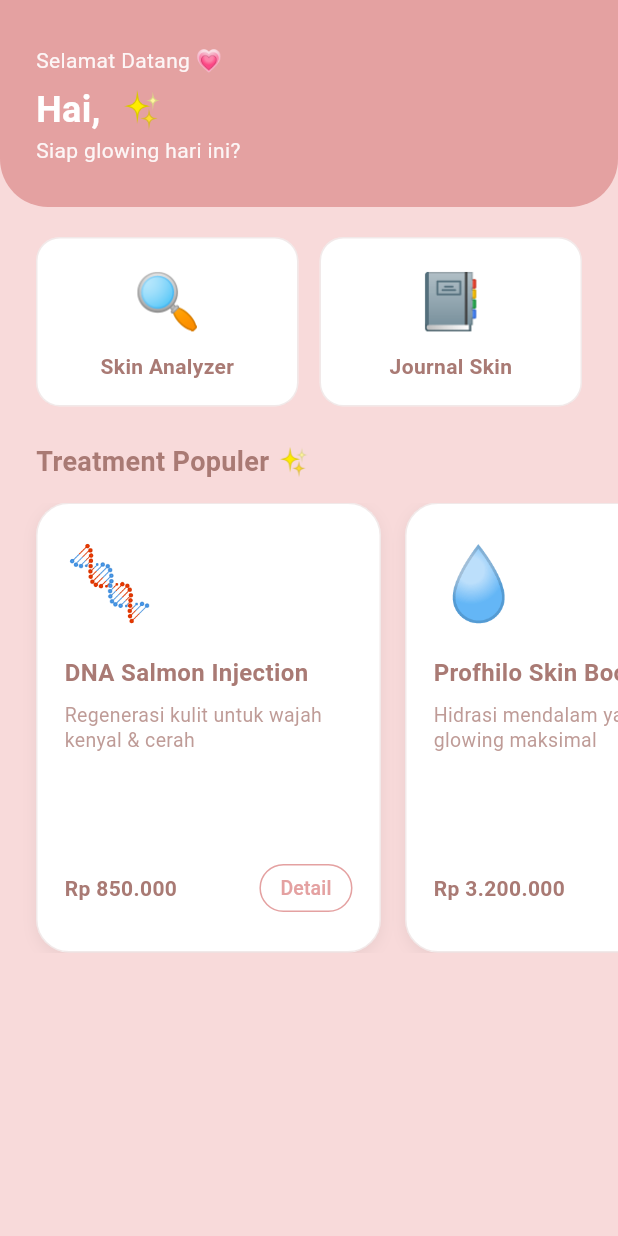
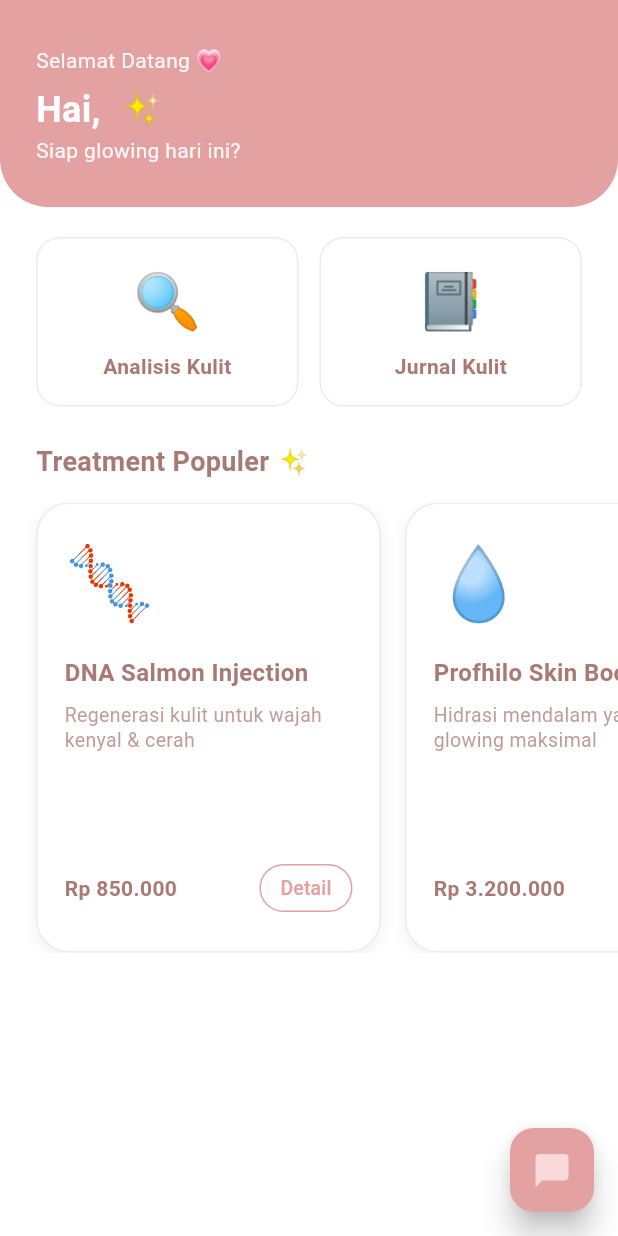
Before and after one commit to elizsabel/GlowTap, a Flutter app: the HomePage screen opened directly, on a phone screen of 412 x 824 dp. Run offline on Flutter 3.47's test engine with Material 3 defaults, Android fonts, the phone set to English and light mode, and no system bars; our stand-ins replace fluttertoast, shared_preferences, sqflite; accounts and stored records are empty; Roboto replaces fonts that are missing (Poppins).

Commit message:
ada fitur chat

```diff
--- a/glowtap/lib/glowtap/views/booking/bookingconfirmpage.dart
+++ b/glowtap/lib/glowtap/views/booking/bookingconfirmpage.dart
@@ -36,7 +36,7 @@ class BookingConfirmPage extends StatelessWidget {
     ScaffoldMessenger.of(context).showSnackBar(
       const SnackBar(
         content: Text(
-          "Pesanan berhasil dibuat ✨ Beautician akan menghubungi kamu 💗",
+          "Pesanan berhasil dibuat ✨ Admin akan menghubungi kamu 💗",
         ),
       ),
     );
--- a/glowtap/lib/glowtap/views/home/homepage.dart
+++ b/glowtap/lib/glowtap/views/home/homepage.dart
@@ -5,6 +5,7 @@ import 'package:glowtap/glowtap/preferences/preference_handler.dart';
 import 'package:glowtap/glowtap/views/booking/detailtreatmentpage.dart';
 import 'package:glowtap/glowtap/views/journal/journalpage.dart';
 import 'package:glowtap/glowtap/views/analyzer/skinanalyzer.dart';
+import 'package:glowtap/glowtap/chat/chatpage.dart';
 
 class HomePage extends StatefulWidget {
   const HomePage({super.key});
@@ -83,22 +84,54 @@ class _HomePageState extends State<HomePage> {
   Widget build(BuildContext context) {
     // Tampilkan loading jika user belum selesai diambil
     if (user == null) {
-      return const Scaffold(
-        backgroundColor: Color(0xFFFFF6FA),
-        body: Center(child: CircularProgressIndicator(color: Colors.pink)),
+      return Scaffold(
+        // floatingActionButton: FloatingActionButton(
+        //   backgroundColor: Appcolor.button1,
+        //   elevation: 8,
+        //   child: const Icon(
+        //     Icons.chat_bubble,
+        //     color: Appcolor.softPinkPastel,
+        //     size: 26,
+        //   ),
+        //   onPressed: () {
+        //     Navigator.push(
+        //       context,
+        //       MaterialPageRoute(builder: (context) => const Chatpage()),
+        //     );
+        //   },
+        // ),
+        // floatingActionButtonLocation: FloatingActionButtonLocation.endFloat,
+        backgroundColor: const Color(0xFFFFF6FA),
+        body: const Center(
+          child: CircularProgressIndicator(color: Colors.pink),
+        ),
       );
     }
 
     // Setelah user berhasil di-load → tampilkan halaman
     return Scaffold(
-      backgroundColor: Appcolor.softPinkPastel,
+      floatingActionButton: FloatingActionButton(
+        backgroundColor: Appcolor.button1,
+        elevation: 8,
+        child: const Icon(
+          Icons.chat_bubble,
+          color: Appcolor.softPinkPastel,
+          size: 26,
+        ),
+        onPressed: () {
+          Navigator.push(
+            context,
+            MaterialPageRoute(builder: (context) => const Chatpage()),
+          );
+        },
+      ),
+      floatingActionButtonLocation: FloatingActionButtonLocation.endFloat,
+      backgroundColor: Appcolor.button1.withOpacity(0.0),
       body: SafeArea(
         child: ListView(
           padding: EdgeInsets.zero,
           children: [
-
             // HEADER (Sapaan User)
-
             Container(
               padding: const EdgeInsets.fromLTRB(24, 30, 24, 28),
               decoration: BoxDecoration(
@@ -134,9 +167,7 @@ class _HomePageState extends State<HomePage> {
 
             const SizedBox(height: 20),
 
-
-            // 🧴 FITUR CEPAT (Skin Analyzer + Journal Skin)
-
+            //  FITUR CEPAT (Skin Analyzer + Journal Skin)
             Padding(
               padding: const EdgeInsets.symmetric(horizontal: 24),
               child: Row(
@@ -144,10 +175,12 @@ class _HomePageState extends State<HomePage> {
                   Expanded(
                     child: _featureCard(
                       icon: "🔍",
-                      label: "Skin Analyzer",
+                      label: "Analisis Kulit",
                       onTap: () => Navigator.push(
                         context,
-                        MaterialPageRoute(builder: (_) => const SkinAnalyzerPage()),
+                        MaterialPageRoute(
+                          builder: (_) => const SkinAnalyzerPage(),
+                        ),
                       ),
                     ),
                   ),
@@ -155,7 +188,7 @@ class _HomePageState extends State<HomePage> {
                   Expanded(
                     child: _featureCard(
                       icon: "📔",
-                      label: "Journal Skin",
+                      label: "Jurnal Kulit",
                       onTap: () => Navigator.push(
                         context,
                         MaterialPageRoute(builder: (_) => const JournalPage()),
@@ -168,9 +201,7 @@ class _HomePageState extends State<HomePage> {
 
             const SizedBox(height: 24),
 
-
-            // 💆‍♀️ LIST TREATMENT POPULER
-
+            //  LIST TREATMENT POPULER
             Padding(
               padding: const EdgeInsets.symmetric(horizontal: 24),
               child: Text(
@@ -238,9 +269,7 @@ class _HomePageState extends State<HomePage> {
   }
 }
 
-// =======================================================
-// 🎀 KARTU TREATMENT
-// =======================================================
+//  KARTU TREATMENT
 class TreatmentCard extends StatelessWidget {
   final Map<String, dynamic> data; // Info Treatment
   final VoidCallback onDetail; // Fungsi buka detail
--- a/glowtap/lib/glowtap/views/profile/akunpage.dart
+++ b/glowtap/lib/glowtap/views/profile/akunpage.dart
@@ -139,7 +139,7 @@ class _AkunPageState extends State<AkunPage> {
                       ///  Tombol Logout
                       _menuButton(
                         icon: Icons.logout_outlined,
-                        label: "Logout",
+                        label: "Keluar",
                         onTap: () async {
                           await PreferenceHandler.clearSession(); // hapus session login
 
--- a/glowtap/lib/main.dart
+++ b/glowtap/lib/main.dart
@@ -14,6 +14,7 @@ class MyApp extends StatelessWidget {
   Widget build(BuildContext context) {
     return MaterialApp(
       title: 'Flutter Demo',
+      debugShowCheckedModeBanner: false,
       theme: ThemeData(
         fontFamily: "Poppins",
         scaffoldBackgroundColor: const Color(0xFFFCEDE9),
```
Also changed, not shown: glowtap/lib/glowtap/chat/chatpage.dart (added, +206 -0 lines).
